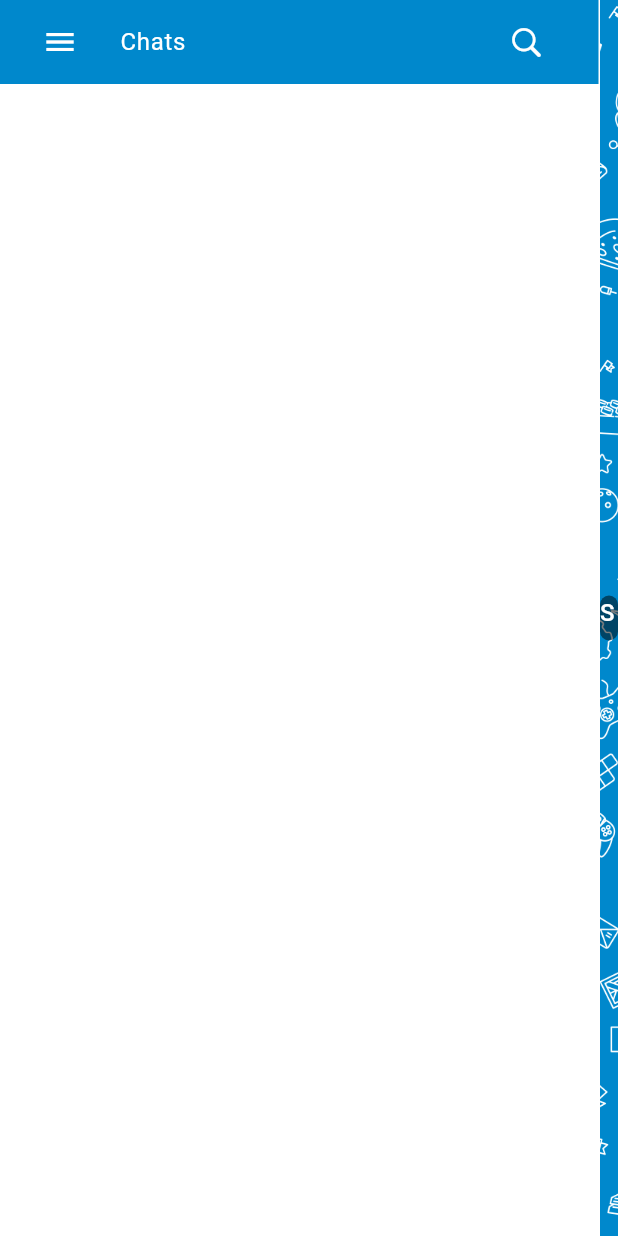
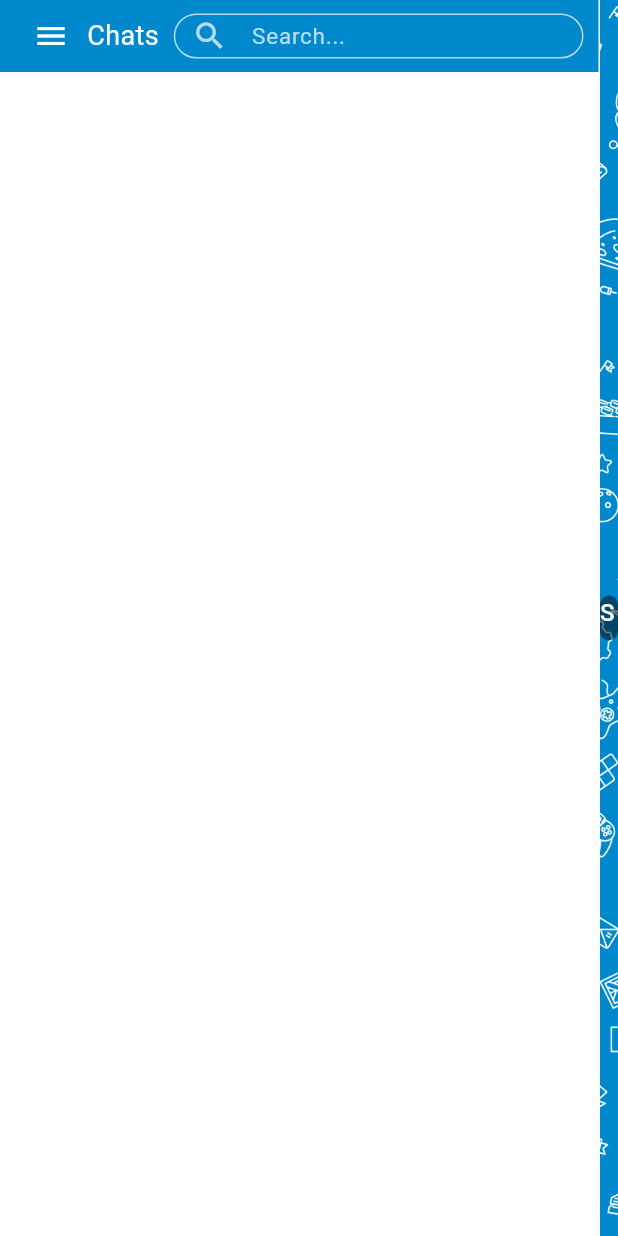
Before and after one commit to FlutterForge/ChatWeb, a Flutter app: the HomeScreen screen opened directly, on a phone screen of 412 x 824 dp. Run offline on Flutter 3.47's test engine with Material 3 defaults, Android fonts, the phone set to English and light mode, and no system bars; our stand-ins replace dio, emoji_picker_flutter, equatable, file_picker, flutter_bloc, flutter_secure_storage and 6 more; accounts and stored records are empty; network calls fail.

Commit message:
search qoshildi faqat dizayn holos funksiya yozolmadim ishlatalmadim

```diff
--- a/lib/src/features/home/presentation/widget/chat_user_widget.dart
+++ b/lib/src/features/home/presentation/widget/chat_user_widget.dart
@@ -21,7 +21,6 @@ class ChatUsersWidget extends StatefulWidget {
   });
 
   final GlobalKey<ScaffoldState> scafoldKey;
-
   final BuildContext globalContext;
 
   @override
@@ -32,6 +31,8 @@ Color bg = AppColors.instance.white;
 int? _hoveredIndex;
 
 class _ChatUsersWidgetState extends State<ChatUsersWidget> {
+  TextEditingController _searchController = TextEditingController();
+
   @override
   Widget build(BuildContext context) {
     'STATE CHATS LENGTH ${widget.chats!.length}'.printWarning();
@@ -113,12 +114,11 @@ class _ChatUsersWidgetState extends State<ChatUsersWidget> {
         Positioned(
             child: Container(
           color: AppColors.instance.blue,
-          child: ListTile(
-            title: Text(
-              'Chats',
-              style: TextStyle(color: AppColors.instance.white),
-            ),
-            leading: IconButton(
+          child: Padding(
+            padding: const EdgeInsets.only(left: 10, right: 10),
+            child: Row(
+              children: [
+                IconButton(
                   onPressed: () {
                     widget.scafoldKey.currentState!.openDrawer();
                   },
@@ -127,12 +127,53 @@ class _ChatUsersWidgetState extends State<ChatUsersWidget> {
                     color: AppColors.instance.white,
                   ),
                 ),
-            trailing: IconButton(
-              onPressed: () {},
-              icon: Icon(
-                CupertinoIcons.search,
+                Text(
+                  'Chats',
+                  style:
+                      TextStyle(color: AppColors.instance.white, fontSize: 18),
+                ),
+                SizedBox(width: 10),
+                Expanded(
+                  child: Container(
+                    height: 30,
+                    child: TextField(
+                      controller: _searchController,
+                      decoration: InputDecoration(
+                        prefixIcon: Icon(
+                          Icons.search,
+                          color: Colors.white70,
+                        ),
+                        hintText: 'Search...',
+                        hintStyle: TextStyle(
+                            color: Colors.white70, fontSize: 15),
+                        contentPadding: EdgeInsets.symmetric(horizontal: 10),
+                        border: OutlineInputBorder(
+                          borderRadius: BorderRadius.circular(30),
+                          borderSide: BorderSide(
+                            color: Colors.white,
+                            width: 1.0,
+                          ),
+                        ),
+                        enabledBorder: OutlineInputBorder(
+                          borderRadius: BorderRadius.circular(30),
+                          borderSide: BorderSide(
+                            color: Colors.white70,
+                            width: 1.0,
+                          ),
+                        ),
+                        focusedBorder: OutlineInputBorder(
+                          borderRadius: BorderRadius.circular(30),
+                          borderSide: BorderSide(
                             color: AppColors.instance.white,
+                            width: 1.0,
                           ),
+                        ),
+                      ),
+                      style: TextStyle(color: AppColors.instance.white),
+                    ),
+                  ),
+                ),
+              ],
             ),
           ),
         ))
```
Also changed, not shown: pubspec.lock. Lines whose indentation alone changed are shown as unchanged.
